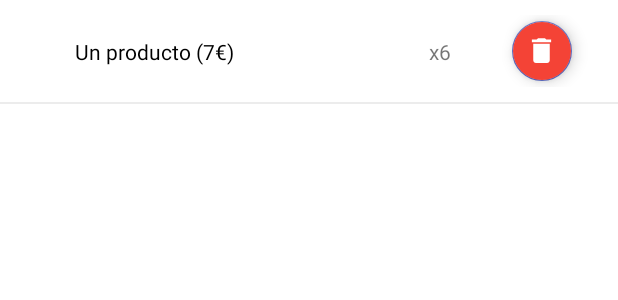
After one commit to fer227/ServitPlus, an Android app: the layout carrito_element.xml on its own in the app's theme, with its tools: preview values and no code run, on a phone screen of 412 x 824 dp. The commit adds this screen. Shown: the top 300 px of the screen. Run offline under Robolectric (Android 15) with nearby library versions, the phone set to English and light mode, and no system bars.

Commit message:
Diseñado elemento de la lista del carrito. Ahora toca hacer recycler view

```diff
--- a/app/src/main/java/com/app/servit/adaptadores/ListAdapterProductos.java
+++ b/app/src/main/java/com/app/servit/adaptadores/ListAdapterProductos.java
@@ -12,11 +12,17 @@ import androidx.recyclerview.widget.LinearLayoutManager;
 import androidx.recyclerview.widget.RecyclerView;
 
 import com.app.servit.R;
+import com.app.servit.api.RetrofitService;
 import com.app.servit.modelos.Producto;
+import com.app.servit.utils.Utils;
 import com.google.android.material.bottomsheet.BottomSheetDialog;
 import com.google.android.material.floatingactionbutton.FloatingActionButton;
 
 import java.util.List;
+
+import retrofit2.Call;
+import retrofit2.Callback;
+import retrofit2.Response;
 
 public class ListAdapterProductos extends RecyclerView.Adapter<ListAdapterProductos.ViewHolder> {
     private List<Producto> datos;
@@ -91,6 +97,18 @@ public class ListAdapterProductos extends RecyclerView.Adapter<ListAdapterProduc
                     public void onClick(View v) {
                         String cant_actual = cantidad.getText().toString();
                         String id = prod.getId();
+
+                        RetrofitService.getInstance().aniadirCarrito(id, cant_actual).enqueue(new Callback<Void>() {
+                            @Override
+                            public void onResponse(Call<Void> call, Response<Void> response) {
+                                //RECARGAR?
+                            }
+
+                            @Override
+                            public void onFailure(Call<Void> call, Throwable t) {
+                                Utils.enviarToast("No se pudo añadir al carrito", context);
+                            }
+                        });
                     }
                 });
 
--- a/app/src/main/java/com/app/servit/api/RetrofitAPI.java
+++ b/app/src/main/java/com/app/servit/api/RetrofitAPI.java
@@ -7,7 +7,10 @@ import java.util.List;
 import java.util.Map;
 
 import retrofit2.Call;
+import retrofit2.http.Field;
+import retrofit2.http.FormUrlEncoded;
 import retrofit2.http.GET;
+import retrofit2.http.POST;
 import retrofit2.http.Path;
 
 public interface RetrofitAPI {
@@ -16,4 +19,8 @@ public interface RetrofitAPI {
 
     @GET("/productos/{id}")
     Call<List<Producto>> getProductosByCategoria(@Path("id") String id);
+
+    @POST("/carrito")
+    @FormUrlEncoded
+    Call<Void> aniadirCarrito(@Field("producto") String producto, @Field("cantidad") String cantidad);
 }
--- /dev/null
+++ b/app/src/main/res/drawable/delete.xml
@@ -0,0 +1,10 @@
+<vector xmlns:android="http://schemas.android.com/apk/res/android"
+    android:width="24dp"
+    android:height="24dp"
+    android:viewportWidth="24"
+    android:viewportHeight="24"
+    android:tint="?attr/colorControlNormal">
+  <path
+      android:fillColor="@android:color/white"
+      android:pathData="M6,19c0,1.1 0.9,2 2,2h8c1.1,0 2,-0.9 2,-2V7H6v12zM19,4h-3.5l-1,-1h-5l-1,1H5v2h14V4z"/>
+</vector>
--- /dev/null
+++ b/app/src/main/res/layout/carrito_element.xml
@@ -0,0 +1,58 @@
+<?xml version="1.0" encoding="utf-8"?>
+<LinearLayout xmlns:android="http://schemas.android.com/apk/res/android"
+    xmlns:app="http://schemas.android.com/apk/res-auto"
+    xmlns:tools="http://schemas.android.com/tools"
+    android:layout_width="match_parent"
+    android:layout_height="wrap_content"
+    android:orientation="vertical">
+
+    <androidx.constraintlayout.widget.ConstraintLayout
+        android:layout_width="match_parent"
+        android:layout_height="wrap_content"
+        android:layout_marginTop="10dp">
+
+        <TextView
+            android:id="@+id/textView"
+            android:layout_width="wrap_content"
+            android:layout_height="wrap_content"
+            android:layout_marginStart="50dp"
+            android:text="Un producto (7€)"
+            android:textColor="@color/black"
+            app:layout_constraintBottom_toBottomOf="parent"
+            app:layout_constraintStart_toStartOf="parent"
+            app:layout_constraintTop_toTopOf="parent" />
+
+        <TextView
+            android:id="@+id/textView2"
+            android:layout_width="wrap_content"
+            android:layout_height="wrap_content"
+            android:layout_marginStart="130dp"
+            android:text="x6"
+            app:layout_constraintBottom_toBottomOf="parent"
+            app:layout_constraintStart_toEndOf="@+id/textView"
+            app:layout_constraintTop_toTopOf="parent" />
+
+        <com.google.android.material.floatingactionbutton.FloatingActionButton
+            android:layout_width="wrap_content"
+            android:layout_height="wrap_content"
+            android:layout_marginStart="10dp"
+            android:backgroundTint="@color/red"
+            android:clickable="true"
+            app:fabSize="mini"
+            app:layout_constraintBottom_toBottomOf="parent"
+            app:layout_constraintEnd_toEndOf="parent"
+            app:layout_constraintHorizontal_bias="0.5"
+            app:layout_constraintStart_toEndOf="@+id/textView2"
+            app:layout_constraintTop_toTopOf="parent"
+            app:maxImageSize="22dp"
+            app:srcCompat="@drawable/delete"
+            app:tint="@color/white" />
+
+    </androidx.constraintlayout.widget.ConstraintLayout>
+
+    <View
+        android:layout_width="match_parent"
+        android:layout_height="1dp"
+        android:layout_marginTop="10dp"
+        android:background="@color/divider"/>
+</LinearLayout>
--- a/app/src/main/res/values/colors.xml
+++ b/app/src/main/res/values/colors.xml
@@ -25,4 +25,6 @@
     <color name="secondaryText">#757575</color>
     <color name="divider">#ECECEC</color>
 
+    <color name="red">#f44336</color>
+
 </resources>
```
